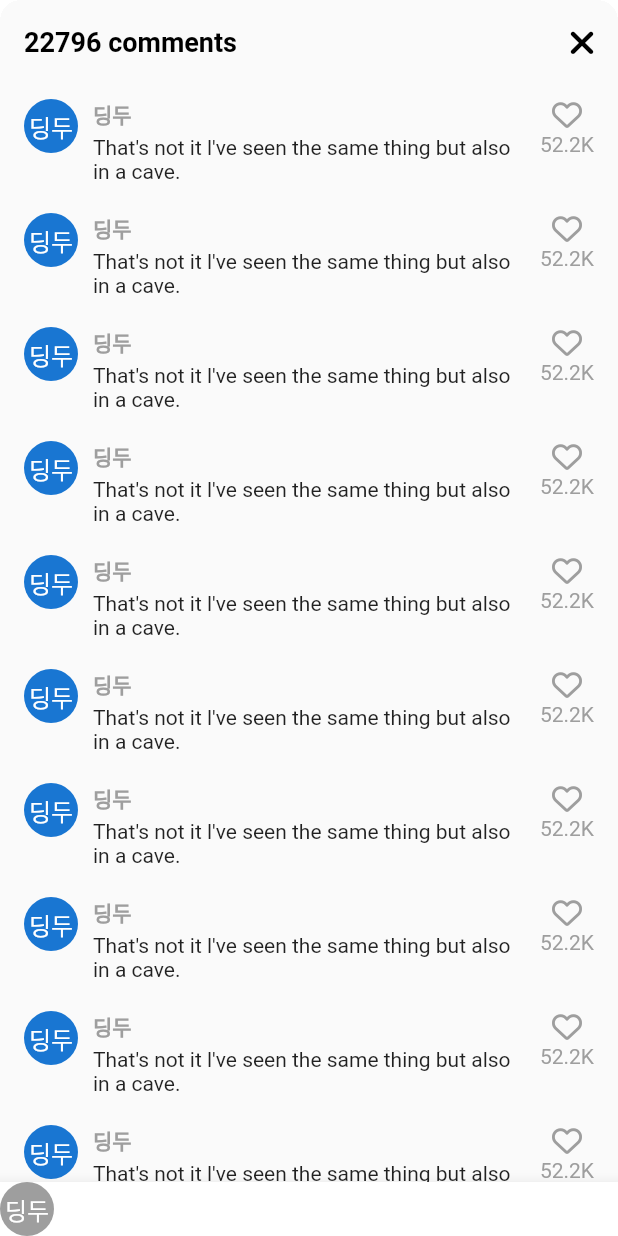
After one commit to dindoo0524/tiktok_clone, a Flutter app: the VideoComments screen opened directly, on a phone screen of 412 x 824 dp. The commit adds this screen. Run offline on Flutter 3.47's test engine with Material 2 defaults, Android fonts, the phone set to English and light mode, and no system bars; our stand-ins replace font_awesome_flutter, video_player, visibility_detector; network calls fail.

Commit message:
6.0 showModalBottomSheet and Comments

```diff
--- /dev/null
+++ b/lib/features/videos/widgets/video_comments.dart
@@ -0,0 +1,111 @@
+import 'package:flutter/material.dart';
+import 'package:font_awesome_flutter/font_awesome_flutter.dart';
+import 'package:tiktok_clone/constants/gaps.dart';
+import 'package:tiktok_clone/constants/sizes.dart';
+
+class VideoComments extends StatefulWidget {
+  const VideoComments({super.key});
+
+  @override
+  State<VideoComments> createState() => _VideoCommentsState();
+}
+
+class _VideoCommentsState extends State<VideoComments> {
+  void _onClosePressed() {
+    Navigator.of(context).pop();
+  }
+
+  @override
+  Widget build(BuildContext context) {
+    return Container(
+      clipBehavior: Clip.hardEdge,
+      decoration: BoxDecoration(
+        borderRadius: BorderRadius.circular(Sizes.size14),
+      ),
+      child: Scaffold(
+        appBar: AppBar(
+          backgroundColor: Colors.grey.shade50,
+          title: const Text(
+            '22796 comments',
+          ),
+          actions: [
+            IconButton(
+              onPressed: _onClosePressed,
+              icon: const FaIcon(
+                FontAwesomeIcons.xmark,
+              ),
+            ),
+          ],
+          automaticallyImplyLeading: false,
+        ),
+        backgroundColor: Colors.grey.shade50,
+        body: ListView.separated(
+            padding: const EdgeInsets.symmetric(
+              vertical: Sizes.size10,
+              horizontal: Sizes.size16,
+            ),
+            separatorBuilder: (context, index) => Gaps.v20,
+            itemCount: 10,
+            itemBuilder: (context, index) => Row(
+                  crossAxisAlignment: CrossAxisAlignment.start,
+                  children: [
+                    const CircleAvatar(
+                      radius: 18,
+                      child: Text('딩두'),
+                    ),
+                    Gaps.h10,
+                    Expanded(
+                      child: Column(
+                        crossAxisAlignment: CrossAxisAlignment.start,
+                        children: [
+                          Text(
+                            '딩두',
+                            style: TextStyle(
+                              fontWeight: FontWeight.bold,
+                              fontSize: Sizes.size14,
+                              color: Colors.grey.shade500,
+                            ),
+                          ),
+                          Gaps.v3,
+                          const Text(
+                            "That's not it l've seen the same thing but also in a cave.",
+                          ),
+                        ],
+                      ),
+                    ),
+                    Gaps.h10,
+                    Column(
+                      children: [
+                        FaIcon(
+                          FontAwesomeIcons.heart,
+                          size: Sizes.size20,
+                          color: Colors.grey.shade500,
+                        ),
+                        Gaps.v2,
+                        Text(
+                          '52.2K',
+                          style: TextStyle(
+                            color: Colors.grey.shade500,
+                          ),
+                        ),
+                      ],
+                    ),
+                  ],
+                )),
+        bottomNavigationBar: BottomAppBar(
+          color: Colors.white,
+          child: Row(
+            children: [
+              CircleAvatar(
+                radius: 18,
+                backgroundColor: Colors.grey.shade500,
+                foregroundColor: Colors.white,
+                child: const Text('딩두'),
+              ),
+            ],
+          ),
+        ),
+      ),
+    );
+  }
+}
--- a/lib/features/videos/widgets/video_post.dart
+++ b/lib/features/videos/widgets/video_post.dart
@@ -3,6 +3,7 @@ import 'package:font_awesome_flutter/font_awesome_flutter.dart';
 import 'package:tiktok_clone/constants/gaps.dart';
 import 'package:tiktok_clone/constants/sizes.dart';
 import 'package:tiktok_clone/features/videos/widgets/video_button.dart';
+import 'package:tiktok_clone/features/videos/widgets/video_comments.dart';
 import 'package:video_player/video_player.dart';
 import 'package:visibility_detector/visibility_detector.dart';
 
@@ -75,7 +76,9 @@ class _VideoPostState extends State<VideoPost>
   }
 
   void _onVisibilityChanged(VisibilityInfo info) {
-    if (info.visibleFraction == 1 && !_videoPlayerController.value.isPlaying) {
+    if (info.visibleFraction == 1 &&
+        !_isPaused &&
+        !_videoPlayerController.value.isPlaying) {
       _videoPlayerController.play();
     }
   }
@@ -98,6 +101,19 @@ class _VideoPostState extends State<VideoPost>
     setState(() {
       _isShowAllTags = true;
     });
+  }
+
+  void _onCommentsTap(BuildContext context) async {
+    if (_videoPlayerController.value.isPlaying) {
+      _togglePause();
+    }
+    // TODO: !important showModalBottomSheet
+    await showModalBottomSheet(
+        backgroundColor: Colors.transparent,
+        context: context,
+        builder: (context) => const VideoComments());
+    // closed event
+    _togglePause();
   }
 
   @override
@@ -198,12 +214,12 @@ class _VideoPostState extends State<VideoPost>
               ],
             ),
           ),
-          const Positioned(
+          Positioned(
             bottom: 20,
             right: 10,
             child: Column(
               children: [
-                CircleAvatar(
+                const CircleAvatar(
                   radius: 25,
                   backgroundColor: Colors.white,
                   foregroundColor: Colors.amber,
@@ -211,14 +227,20 @@ class _VideoPostState extends State<VideoPost>
                       'https://avatars.githubusercontent.com/u/106743020?v=4'),
                 ),
                 Gaps.v24,
-                VideoButton(
+                const VideoButton(
                   text: '2.9M',
                   icon: FontAwesomeIcons.solidHeart,
                 ),
                 Gaps.v24,
-                VideoButton(text: '33.0K', icon: FontAwesomeIcons.solidComment),
+                GestureDetector(
+                  onTap: () => _onCommentsTap(context),
+                  child: const VideoButton(
+                    text: '33.0K',
+                    icon: FontAwesomeIcons.solidComment,
+                  ),
+                ),
                 Gaps.v24,
-                VideoButton(
+                const VideoButton(
                   text: 'Share',
                   icon: FontAwesomeIcons.share,
                 ),
```
